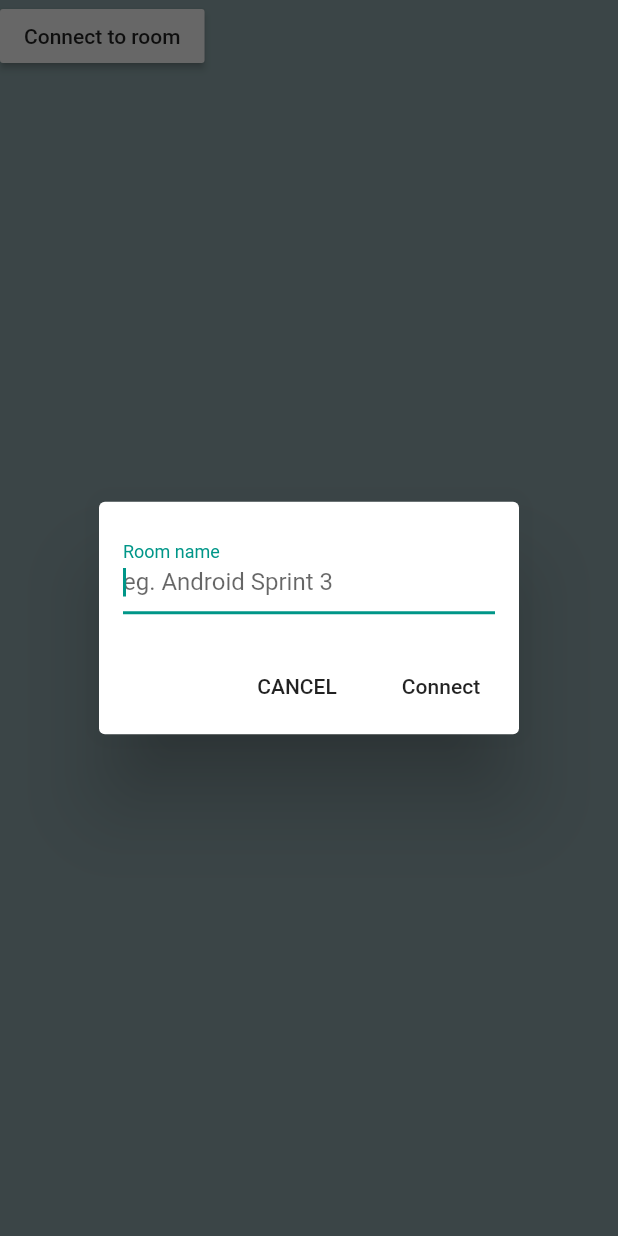
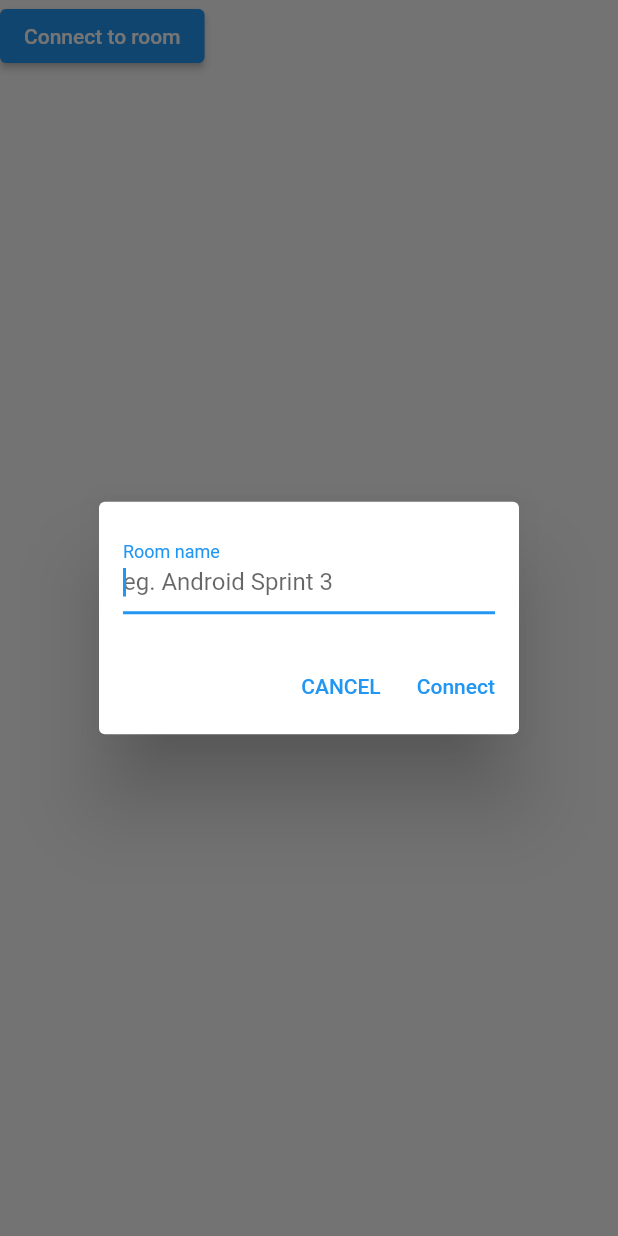
Before and after one commit to Sirelon/FamilyBudget, a Flutter app: the ConnectButtonWidget widget shown alone on an empty page, opened directly, after a tap on "Connect to room", on a phone screen of 412 x 824 dp. Run offline on Flutter 3.47's test engine with Material 2 defaults, Android fonts, the phone set to English and light mode, and no system bars; our stand-ins replace cached_network_image, cloud_firestore, device_info, firebase_core, firebase_storage, image_picker; accounts and stored records are empty.

Commit message:
Migration to null safety!!

```diff
--- a/lib/poker/Poker.dart
+++ b/lib/poker/Poker.dart
@@ -1,13 +1,8 @@
-import 'package:budget/poker/cards_list_page.dart';
-import 'package:budget/poker/cards_list_page.dart';
 import 'package:budget/poker/fibonnacci_card_widget.dart';
 import 'package:cloud_firestore/cloud_firestore.dart';
-import 'package:firebase_storage/firebase_storage.dart';
 import 'package:device_info/device_info.dart';
 import 'package:flutter/foundation.dart';
 import 'dart:io' show Platform;
-
-import 'cards_list_page.dart';
 
 class RoomInfo {
   String name;
--- a/lib/poker/cards_list_page.dart
+++ b/lib/poker/cards_list_page.dart
@@ -1,7 +1,6 @@
 import 'package:budget/poker/Poker.dart';
 import 'package:budget/poker/fibonnacci_card_widget.dart';
 import 'package:budget/poker/result_page.dart';
-import 'package:budget/poker/ripple_animation.dart';
 import 'package:budget/ui_utils.dart';
 import 'package:flutter/material.dart';
 import 'package:provider/provider.dart';
@@ -61,7 +60,7 @@ class _ConnectButtonWidgetState extends State<ConnectButtonWidget> {
     return Consumer<Poker>(builder: (context, poker, child) {
       final roomInfo = poker.currentInfo;
       if (roomInfo == null) {
-        return RaisedButton(
+        return ElevatedButton(
           onPressed: _showDialog,
           child: Text("Connect to room"),
         );
@@ -70,7 +69,7 @@ class _ConnectButtonWidgetState extends State<ConnectButtonWidget> {
             child: Column(
           children: [
             ..._buildInfoWidget(roomInfo),
-            RaisedButton(
+            ElevatedButton(
               onPressed: _showDialog,
               child: Text("Reconnect"),
             )
@@ -92,7 +91,7 @@ class _ConnectButtonWidgetState extends State<ConnectButtonWidget> {
   _showDialog() async {
     await showDialog<String>(
       context: context,
-      child: new SystemPadding(
+      builder: (c) => new SystemPadding(
         child: new AlertDialog(
           contentPadding: const EdgeInsets.all(16.0),
           content: new Row(
@@ -108,12 +107,12 @@ class _ConnectButtonWidgetState extends State<ConnectButtonWidget> {
             ],
           ),
           actions: <Widget>[
-            new FlatButton(
+            new TextButton(
                 child: const Text('CANCEL'),
                 onPressed: () {
                   Navigator.pop(context);
                 }),
-            new FlatButton(
+            new TextButton(
                 child: const Text('Connect'), onPressed: _connectToRoom)
           ],
         ),
--- a/lib/poker/circle_painter.dart
+++ b/lib/poker/circle_painter.dart
@@ -1,5 +1,5 @@
 import 'package:flutter/material.dart';
-import 'dart:math' as math show sin, pi, sqrt;
+import 'dart:math' as math show sqrt;
 import 'package:flutter/animation.dart';
 
 class CirclePainter extends CustomPainter {
--- a/lib/ui_utils.dart
+++ b/lib/ui_utils.dart
@@ -7,7 +7,7 @@ class SystemPadding extends StatelessWidget {
 
   @override
   Widget build(BuildContext context) {
-    var mediaQuery = MediaQuery.of(context);
+    // var mediaQuery = MediaQuery.of(context);
     return Container(child: child);
     // return new AnimatedContainer(
     //     padding: mediaQuery.viewInsets,
```
Also changed, not shown: lib/main.dart (+5 -8 lines), lib/pages/add_expensive_page.dart (+4 -9 lines), pubspec.yaml (+13 -8 lines), 5 other files.
